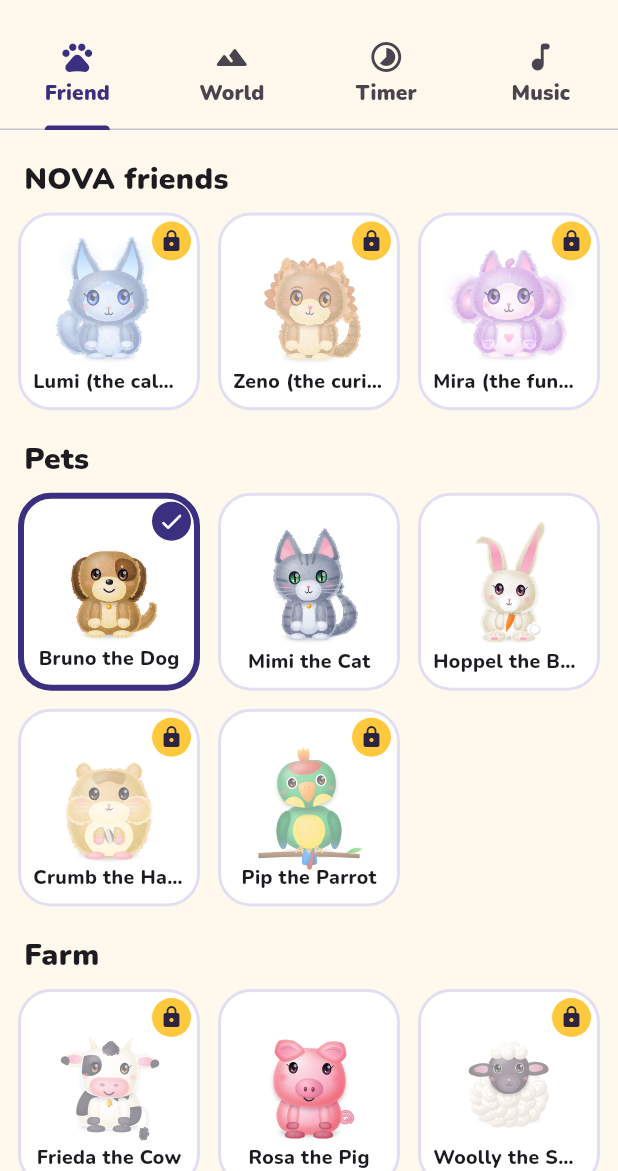
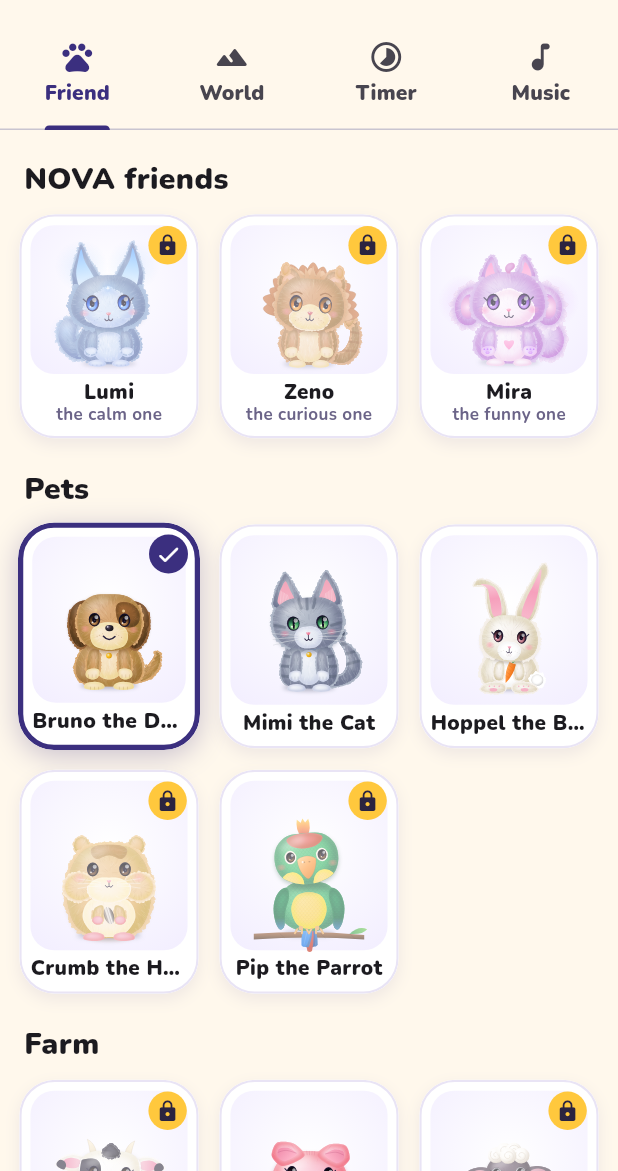
Before and after one commit to cschro3/TinyTakt, a Flutter app: the PickerScreen screen opened directly, on a phone screen of 412 x 824 dp, the part 65-1236 px from its top. Run offline on Flutter 3.47's test engine with Material 3 defaults, Android fonts, the phone set to English and light mode, and no system bars; our stand-ins replace audioplayers, flutter_local_notifications, flutter_secure_storage, flutter_tts, image_picker, in_app_purchase and 3 more; missing offline and left inert: in_app_purchase_android; accounts and stored records are empty; project files that could hold a hidden picture were left out.

Commit message:
UI: Auswahlkarten, Pro-Hero, Seitenübergänge, kompaktes Home-Layout, Effekte-Regler
Co-Authored-By: Claude Sonnet 5.5 <noreply@anthropic.com>
Claude-Session: https://claude.ai/code/session_01XvyrcJgT2ESFsfCJWaKAyu

```diff
--- a/lib/presentation/screens/home_screen.dart
+++ b/lib/presentation/screens/home_screen.dart
@@ -140,12 +140,14 @@ class _HomeScreenState extends State<HomeScreen>
                         ],
                       );
                     }
+                    // Kleine Telefone: mehr Platz für die Bedienung, damit nichts abgeschnitten wird.
+                    final compact = c.maxHeight < 700;
                     return Column(
                       children: [
                         top,
-                        Expanded(flex: 6, child: stage),
+                        Expanded(flex: compact ? 4 : 6, child: stage),
                         Flexible(
-                          flex: 5,
+                          flex: compact ? 6 : 5,
                           child: Center(
                             child: SingleChildScrollView(child: controls),
                           ),
--- a/lib/presentation/screens/parent_screen.dart
+++ b/lib/presentation/screens/parent_screen.dart
@@ -96,7 +96,7 @@ class ParentScreen extends StatelessWidget {
                   },
                 ),
                 _VolumeTile(
-                  label: context.tr('Alarm-Lautstärke', 'Alarm volume'),
+                  label: context.tr('Effekte & Alarm', 'Effects & alarm'),
                   value: s.alarmVolume,
                   onChanged: (v) => s.update((x) => x.alarmVolume = v),
                 ),
--- a/lib/presentation/screens/picker_screen.dart
+++ b/lib/presentation/screens/picker_screen.dart
@@ -72,45 +72,97 @@ class _Tile extends StatelessWidget {
 
   @override
   Widget build(BuildContext context) {
+    // „Lumi (der Ruhige)“ → Name + Beiname in zwei Zeilen statt abgeschnitten
+    final m = RegExp(r'^(.*?)\s*\((.*)\)\s*$').firstMatch(label);
+    final name = m?.group(1) ?? label;
+    final sub = m?.group(2);
+    const r = 24.0;
     return Semantics(
       button: true,
       selected: selected,
       label: label + (locked ? ', ${context.tr('Pro', 'Pro')}' : ''),
       excludeSemantics: true,
+      child: AnimatedScale(
+        scale: selected ? 1.0 : 0.985,
+        duration: const Duration(milliseconds: 180),
+        curve: Curves.easeOut,
+        child: Container(
+          decoration: BoxDecoration(
+            borderRadius: BorderRadius.circular(r),
+            boxShadow: [
+              BoxShadow(
+                color: (selected ? Brand.indigo : const Color(0xFF3B2F7F))
+                    .withValues(alpha: selected ? 0.28 : 0.08),
+                blurRadius: selected ? 16 : 8,
+                offset: const Offset(0, 4),
+              ),
+            ],
+          ),
           child: Material(
             color: Colors.white,
-        borderRadius: BorderRadius.circular(22),
+            borderRadius: BorderRadius.circular(r),
+            clipBehavior: Clip.antiAlias,
             child: InkWell(
-          borderRadius: BorderRadius.circular(22),
               onTap: onTap,
               child: Stack(
                 children: [
                   Positioned.fill(
                     child: Container(
                       decoration: BoxDecoration(
-                    borderRadius: BorderRadius.circular(22),
+                        borderRadius: BorderRadius.circular(r),
                         border: Border.all(
-                      color: selected ? Brand.indigo : const Color(0xFFE3DEF1),
-                      width: selected ? 4 : 2,
+                          color: selected
+                              ? Brand.indigo
+                              : const Color(0xFFE9E4F5),
+                          width: selected ? 3.5 : 1.5,
                         ),
                       ),
-                  padding: const EdgeInsets.all(8),
+                      padding: const EdgeInsets.fromLTRB(6, 6, 6, 8),
                       child: Column(
                         children: [
                           Expanded(
+                            child: DecoratedBox(
+                              decoration: BoxDecoration(
+                                borderRadius: BorderRadius.circular(r - 8),
+                                gradient: const RadialGradient(
+                                  center: Alignment(0, -0.2),
+                                  radius: 0.9,
+                                  colors: [
+                                    Color(0xFFFFFFFF),
+                                    Color(0xFFF1ECFF),
+                                  ],
+                                ),
+                              ),
+                              child: Padding(
+                                padding: const EdgeInsets.all(4),
                                 child: Opacity(
-                          opacity: locked ? 0.55 : 1,
+                                  opacity: locked ? 0.6 : 1,
                                   child: child,
                                 ),
                               ),
-                      const SizedBox(height: 4),
+                            ),
+                          ),
+                          const SizedBox(height: 5),
                           Text(
-                        label,
+                            name,
                             maxLines: 1,
                             overflow: TextOverflow.ellipsis,
                             style: const TextStyle(
-                          fontWeight: FontWeight.w800,
-                          fontSize: 13,
+                              fontWeight: FontWeight.w900,
+                              fontSize: 14,
+                              height: 1.1,
+                            ),
+                          ),
+                          if (sub != null)
+                            Text(
+                              sub,
+                              maxLines: 1,
+                              overflow: TextOverflow.ellipsis,
+                              style: const TextStyle(
+                                fontWeight: FontWeight.w700,
+                                fontSize: 11.5,
+                                height: 1.2,
+                                color: Color(0xFF6B6488),
                               ),
                             ),
                         ],
@@ -119,8 +171,8 @@ class _Tile extends StatelessWidget {
                   ),
                   if (selected)
                     const Positioned(
-                  top: 6,
-                  right: 6,
+                      top: 8,
+                      right: 8,
                       child: CircleAvatar(
                         radius: 13,
                         backgroundColor: Brand.indigo,
@@ -133,15 +185,21 @@ class _Tile extends StatelessWidget {
                     ),
                   if (locked)
                     const Positioned(
-                  top: 6,
-                  right: 6,
+                      top: 8,
+                      right: 8,
                       child: CircleAvatar(
                         radius: 13,
                         backgroundColor: Brand.sun,
-                    child: Icon(Icons.lock_rounded, size: 16, color: Brand.ink),
+                        child: Icon(
+                          Icons.lock_rounded,
+                          size: 16,
+                          color: Brand.ink,
+                        ),
                       ),
                     ),
                 ],
+              ),
+            ),
           ),
         ),
       ),
@@ -154,7 +212,7 @@ SliverGridDelegate _grid(double extent) =>
       maxCrossAxisExtent: extent,
       mainAxisSpacing: 12,
       crossAxisSpacing: 12,
-      childAspectRatio: 0.92,
+      childAspectRatio: 0.8,
     );
 
 class _Characters extends StatelessWidget {
```
Also changed, not shown: lib/presentation/screens/pro_screen.dart (+40 -0 lines), lib/presentation/theme.dart (+7 -0 lines). Lines whose indentation alone changed are shown as unchanged.
